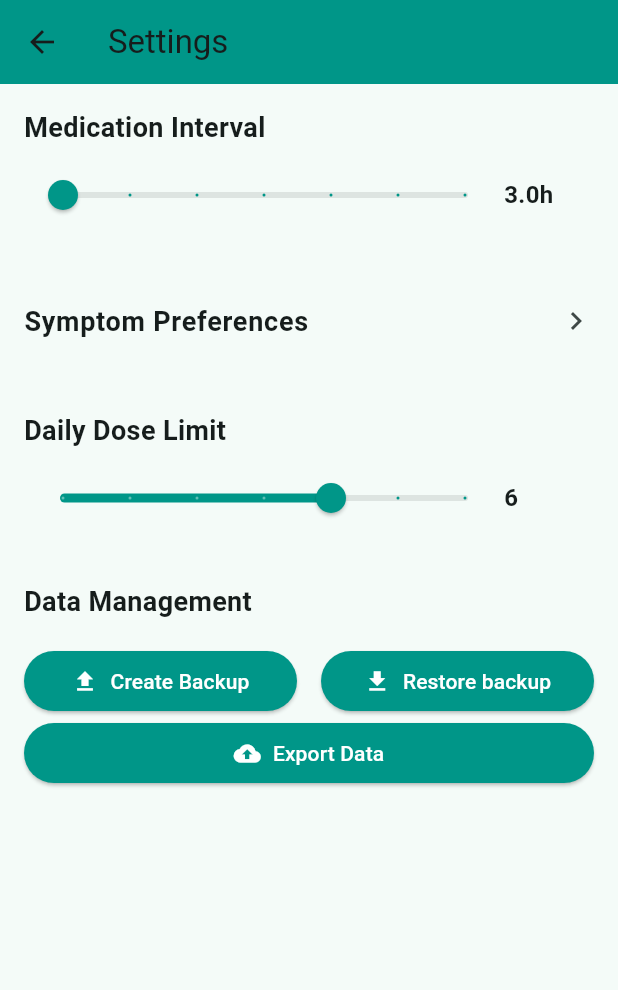
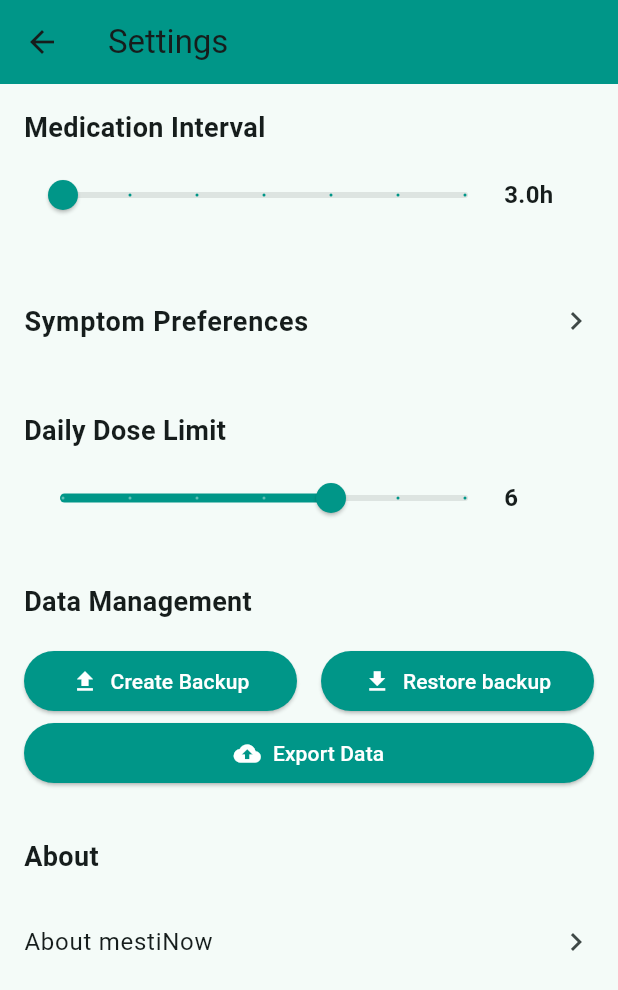
Before and after one commit to dojosgithub/mestinow, a Flutter app: the SettingsPage screen opened directly, on a phone screen of 412 x 824 dp. Shown: the top 990 px of the screen. Run offline on Flutter 3.47's test engine with Material 3 defaults, Android fonts, the phone set to English and light mode, and no system bars; our stand-ins replace file_picker, flutter_local_notifications, google_fonts, objectbox, percent_indicator, qr_flutter and 4 more; accounts and stored records are empty; generated files the repository leaves out were written again.

```diff
--- a/lib/l10n/app_en.arb
+++ b/lib/l10n/app_en.arb
@@ -90,5 +90,7 @@
     "visitMGFAWebsite": "Visit MGFA Website",
     "searchMedications": "Search medications...",
     "chooseSymptom": "Choose a symptom",
-    "otherSymptomSelect": "Select a Symptom"
+    "otherSymptomSelect": "Select a Symptom",
+    "about": "About",
+    "aboutApp": "About mestiNow"
 }
--- a/lib/l10n/app_es.arb
+++ b/lib/l10n/app_es.arb
@@ -90,5 +90,7 @@
     "visitMGFAWebsite": "Visite el Website de la MGFA",
     "searchMedications": "Buscar Medicamentos...",
     "chooseSymptom": "Elige un síntoma",
-    "otherSymptomSelect": "Selecciona un síntoma"
+    "otherSymptomSelect": "Selecciona un síntoma",
+    "about": "Acerca de",
+    "aboutApp": "Acerca de mestiNow"
 }
--- a/lib/main.dart
+++ b/lib/main.dart
@@ -10,6 +10,7 @@ import './pages/onboarding/tour_page.dart';
 import 'package:flutter_localizations/flutter_localizations.dart';
 import 'package:flutter_gen/gen_l10n/app_localizations.dart';
 import './pages/medications_page.dart';
+import './pages/about_page.dart';
 
 void main() async {
   tz.initializeTimeZones();
@@ -74,6 +75,7 @@ class MyApp extends StatelessWidget {
         '/tour': (context) => const TourPage(),
         '/home': (context) => const StatusPage(),
         '/medications': (context) => const MedicationsPage(),
+        '/about': (context) => const AboutPage(),
         // ... other routes ...
       },
       localizationsDelegates: const [
--- a/lib/pages/settings.dart
+++ b/lib/pages/settings.dart
@@ -11,6 +11,7 @@ import 'package:path/path.dart' as p;
 import 'package:path_provider/path_provider.dart';
 import 'package:intl/intl.dart';
 import 'package:mestinow/pages/symptom_preferences_page.dart';
+import 'package:mestinow/pages/about_page.dart';
 
 class SettingsPage extends StatefulWidget {
   const SettingsPage({super.key});
@@ -385,6 +386,28 @@ class _SettingsPageState extends State<SettingsPage> {
                 ),
               ],
             ),
+            const SizedBox(height: 32),
+            Text(
+              l10n.about,
+              style: const TextStyle(fontSize: 18, fontWeight: FontWeight.bold),
+            ),
+            const SizedBox(height: 16),
+            ListTile(
+              contentPadding: EdgeInsets.zero,
+              title: Text(
+                l10n.aboutApp,
+                style: const TextStyle(
+                  fontSize: 16,
+                ),
+              ),
+              trailing: const Icon(Icons.chevron_right),
+              onTap: () {
+                Navigator.push(
+                  context,
+                  MaterialPageRoute(builder: (_) => const AboutPage()),
+                );
+              },
+            ),
           ],
         ),
       ),
--- a/pubspec.yaml
+++ b/pubspec.yaml
@@ -95,6 +95,7 @@ flutter:
     - assets/icons/facial.png
     - assets/icons/arm.png
     - assets/icons/hand.png
+    - assets/icon/mestinow.png
     - assets/images/welcome_illustration.webp
     - assets/images/medication_illustration.webp
     - assets/images/security_illustration.webp
```
Also changed, not shown: lib/pages/about_page.dart (added, +155 -0 lines).
